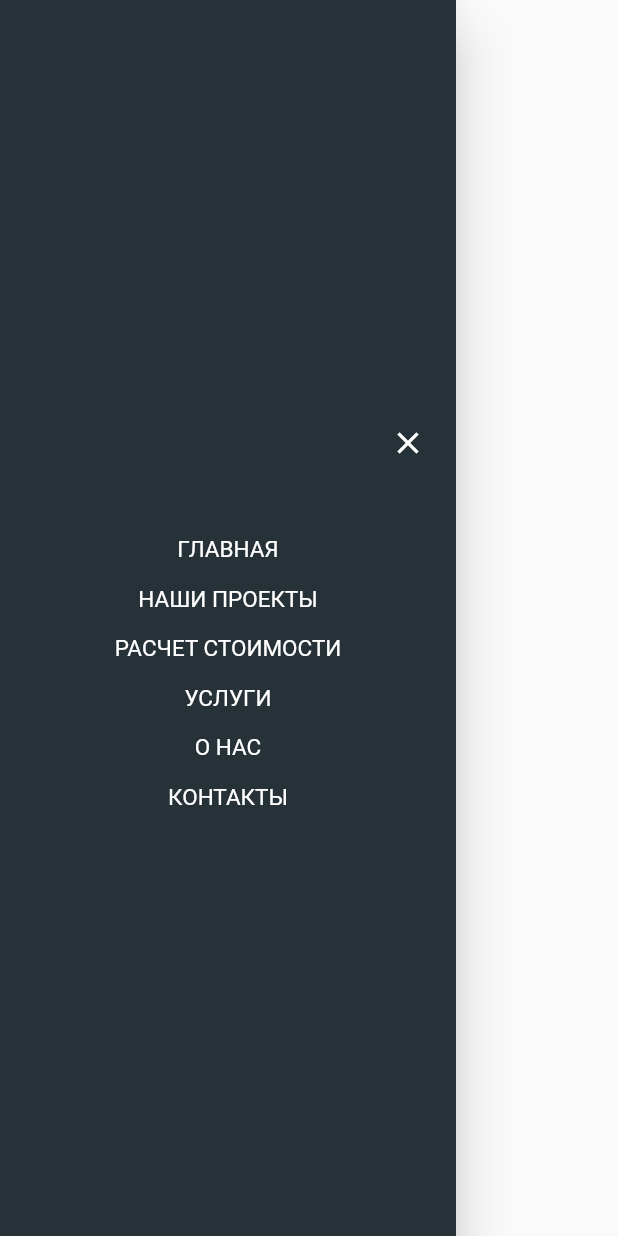
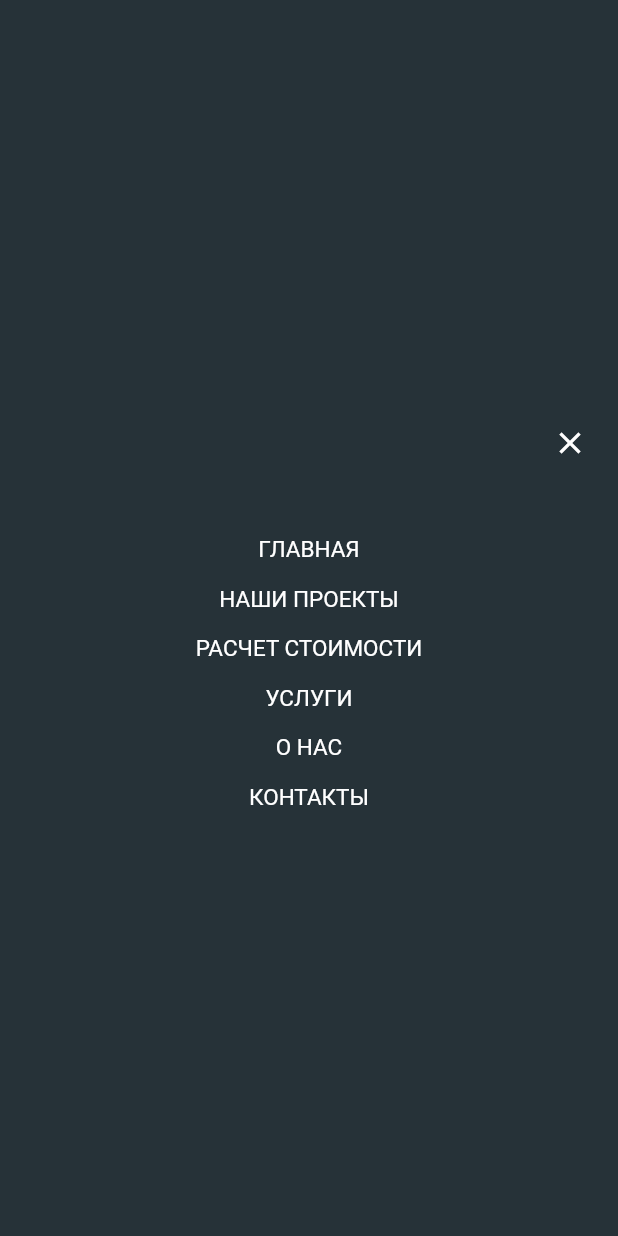
Before and after one commit to artemcheg/enki, a Flutter app: the MyDrawer widget shown alone on an empty page, opened directly, on a phone screen of 412 x 824 dp. Run offline on Flutter 3.47's test engine with Material 2 defaults, Android fonts, the phone set to English and light mode, and no system bars.

Commit message:
drawer width

```diff
--- a/lib/widgets/drawer.dart
+++ b/lib/widgets/drawer.dart
@@ -1,4 +1,5 @@
 import 'package:flutter/material.dart';
+import 'package:web_site/widgets/SizeWidget.dart';
 
 class MyDrawer extends StatefulWidget {
   const MyDrawer({Key? key}) : super(key: key);
@@ -14,8 +15,10 @@ class _MyDrawerState extends State<MyDrawer> {
 
   @override
   Widget build(BuildContext context) {
-    var screenSize = MediaQuery.of(context).size;
-    return Drawer(
+    // var screenSize = MediaQuery.of(context).size;
+    return Container(
+      width: SizeWidget.isPhoneScreen(context)?700:700,
+      child: Drawer(
           backgroundColor: Colors.blueGrey.shade900,
           child: Column(
             mainAxisAlignment: MainAxisAlignment.center,
@@ -121,6 +124,7 @@ class _MyDrawerState extends State<MyDrawer> {
                 ),
               ),
             ],
-        ));
+          )),
+    );
   }
 }
```
Lines whose indentation alone changed are shown as unchanged.
